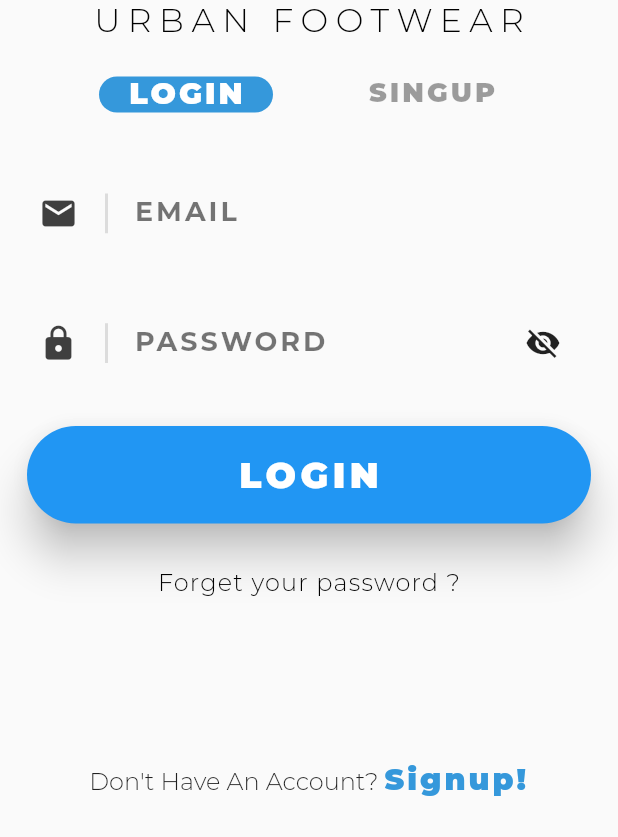
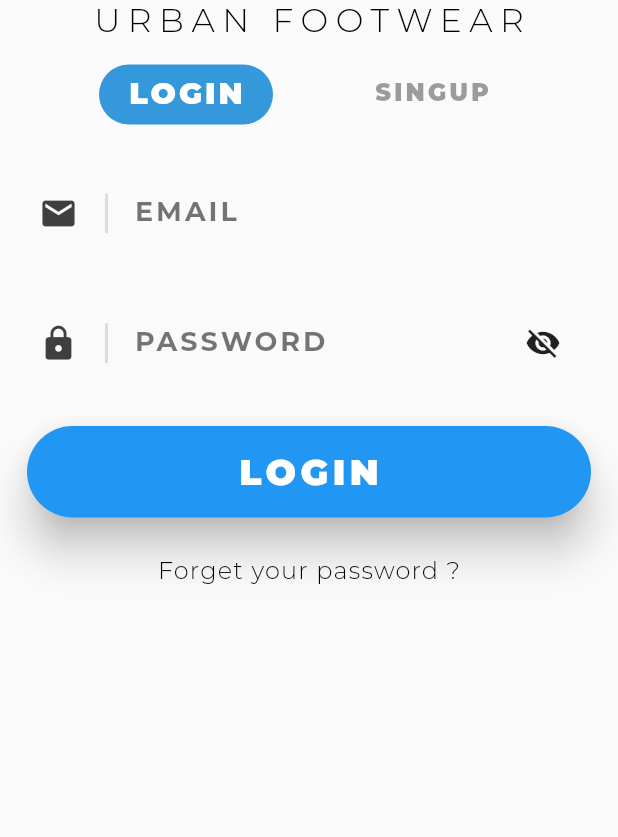
Before and after one commit to mayurnile/twostep, a Flutter app: the screen it shows after launch, on a phone screen of 412 x 824 dp, the part 399-1236 px from its top. Run offline on Flutter 3.47's test engine with Material 2 defaults, Android fonts, the phone set to English and light mode, and no system bars; our stand-ins replace flutter_staggered_animations, palette_generator; missing offline and left inert: flare_splash_screen; project files that could hold a hidden picture were left out.

```diff
--- a/lib/providers/page_view_holder.dart
+++ b/lib/providers/page_view_holder.dart
@@ -1,12 +1,11 @@
 import 'package:flutter/foundation.dart';
 
 class PageViewHolder extends ChangeNotifier {
-
   double value;
 
-  PageViewHolder({this.value});
+  PageViewHolder({required this.value});
 
-  void setValue(newValue){
+  void setValue(newValue) {
     this.value = newValue;
     notifyListeners();
   }
--- a/lib/screens/login_screen.dart
+++ b/lib/screens/login_screen.dart
@@ -13,10 +13,10 @@ class LoginScreen extends StatefulWidget {
 class _LoginScreenState extends State<LoginScreen>
     with SingleTickerProviderStateMixin {
   final GlobalKey<FormState> _formKey = GlobalKey<FormState>();
-  TabController _tabController;
+  late TabController _tabController;
 
-  Size screenSize;
-  TextTheme textTheme;
+  late Size screenSize;
+  late TextTheme textTheme;
 
   @override
   void initState() {
@@ -76,8 +76,8 @@ class _LoginScreenState extends State<LoginScreen>
                 child: TabBar(
                   controller: _tabController,
                   labelStyle: textTheme.subtitle2,
-                  unselectedLabelStyle: textTheme.subtitle2.copyWith(
-                    fontSize: 18.0,
+                  unselectedLabelStyle: textTheme.subtitle2!.copyWith(
+                    fontSize: 16.0,
                   ),
                   labelColor: Colors.white,
                   unselectedLabelColor: Colors.black38,
@@ -87,7 +87,7 @@ class _LoginScreenState extends State<LoginScreen>
                   ),
                   indicatorPadding: const EdgeInsets.symmetric(
                     horizontal: 24.0,
-                    vertical: 12.0,
+                    vertical: 4.0,
                   ),
                   indicatorSize: TabBarIndicatorSize.tab,
                   tabs: <Widget>[
@@ -152,11 +152,18 @@ class _LoginScreenState extends State<LoginScreen>
               //login button
               Padding(
                 padding: const EdgeInsets.symmetric(vertical: 12.0),
-                child: RaisedButton(
+                child: ElevatedButton(
                   onPressed: () {
-                    Navigator.of(context).pushReplacementNamed(Routes.HOME_SCREEN);
+                    Navigator.of(context)
+                        .pushReplacementNamed(Routes.HOME_SCREEN);
                   },
-                  elevation: 12.0,
+                  style: ElevatedButton.styleFrom(
+                    elevation: 12.0,
+                    shape: RoundedRectangleBorder(
+                      borderRadius: BorderRadius.circular(32.0),
+                    ),
+                    padding: const EdgeInsets.symmetric(vertical: 16.0),
+                  ),
                   child: Text(
                     'LOGIN',
                     style: textTheme.button,
@@ -164,43 +171,16 @@ class _LoginScreenState extends State<LoginScreen>
                 ),
               ),
               //forget password button
-              FlatButton(
+              TextButton(
                 onPressed: () {},
                 child: Text(
                   'Forget your password ?',
-                  style: textTheme.subtitle1.copyWith(
+                  style: textTheme.subtitle1!.copyWith(
                     letterSpacing: 0.8,
                     fontSize: 16.0,
                   ),
                 ),
               ),
-              //adopt left over space
-              SizedBox(height: screenSize.height * 0.11),
-              //signup option
-              Align(
-                alignment: Alignment.bottomCenter,
-                child: InkWell(
-                  onTap: () {
-                    _tabController.animateTo(1);
-                  },
-                  child: RichText(
-                    text: TextSpan(
-                      text: 'Don\'t Have An Account? ',
-                      style: textTheme.bodyText1,
-                      children: [
-                        TextSpan(
-                          text: 'Signup!',
-                          style: textTheme.subtitle2.copyWith(
-                            color: Theme.of(context).primaryColor,
-                          ),
-                        ),
-                      ],
-                    ),
-                  ),
-                ),
-              ),
-              //spacing
-              SizedBox(height: 12.0),
             ],
           ),
         ),
@@ -248,41 +228,21 @@ class _LoginScreenState extends State<LoginScreen>
               //login button
               Padding(
                 padding: const EdgeInsets.symmetric(vertical: 12.0),
-                child: RaisedButton(
+                child: ElevatedButton(
                   onPressed: () {},
-                  elevation: 12.0,
+                  style: ElevatedButton.styleFrom(
+                    elevation: 12.0,
+                    shape: RoundedRectangleBorder(
+                      borderRadius: BorderRadius.circular(32.0),
+                    ),
+                    padding: const EdgeInsets.symmetric(vertical: 16.0),
+                  ),
                   child: Text(
                     'SIGNUP',
                     style: textTheme.button,
                   ),
                 ),
               ),
-              //adopt left over space
-              SizedBox(height: screenSize.height * 0.08),
-              //signup option
-              Center(
-                child: InkWell(
-                  onTap: () {
-                    _tabController.animateTo(0);
-                  },
-                  child: RichText(
-                    text: TextSpan(
-                      text: 'Already Have An Account? ',
-                      style: textTheme.bodyText1,
-                      children: [
-                        TextSpan(
-                          text: 'Login!',
-                          style: textTheme.subtitle2.copyWith(
-                            color: Theme.of(context).primaryColor,
-                          ),
-                        ),
-                      ],
-                    ),
-                  ),
-                ),
-              ),
-              //spacing
-              SizedBox(height: 12.0),
             ],
           ),
         ),
--- a/lib/widgets/input_field.dart
+++ b/lib/widgets/input_field.dart
@@ -5,14 +5,14 @@ class InputField extends StatefulWidget {
   final IconData icon;
   final bool obscureText;
   final bool isSuffix;
-  final Function onSaved;
-  final Function validator;
+  final Function(String?)? onSaved;
+  final String? Function(String?)? validator;
 
   InputField({
-    @required this.label,
-    @required this.icon,
-    @required this.obscureText,
-    @required this.isSuffix,
+    required this.label,
+    required this.icon,
+    required this.obscureText,
+    required this.isSuffix,
     this.onSaved,
     this.validator,
   });
@@ -22,7 +22,7 @@ class InputField extends StatefulWidget {
 }
 
 class _InputFieldState extends State<InputField> {
-  bool obscureText;
+  late bool obscureText;
 
   @override
   void initState() {
@@ -32,7 +32,6 @@ class _InputFieldState extends State<InputField> {
 
   @override
   Widget build(BuildContext context) {
-    // final Size screenSize = MediaQuery.of(context).size;
     final TextTheme textTheme = Theme.of(context).textTheme;
 
     return Padding(
@@ -67,7 +66,7 @@ class _InputFieldState extends State<InputField> {
                 obscureText: obscureText,
                 decoration: InputDecoration(
                   labelText: widget.label,
-                  labelStyle: textTheme.headline4.copyWith(
+                  labelStyle: textTheme.headline4!.copyWith(
                     fontSize: 18.0,
                   ),
                   border: InputBorder.none,
--- a/lib/widgets/size_widget.dart
+++ b/lib/widgets/size_widget.dart
@@ -4,7 +4,7 @@ class SizeWidget extends StatelessWidget {
   final String size;
   final bool isActive;
 
-  SizeWidget({this.size, this.isActive});
+  SizeWidget({required this.size, required this.isActive});
 
   @override
   Widget build(BuildContext context) {
@@ -27,7 +27,7 @@ class SizeWidget extends StatelessWidget {
         size,
         style: Theme.of(context)
             .textTheme
-            .button
+            .button!
             .copyWith(color: isActive ? Colors.white : Colors.black),
       ),
     );
```
Also changed, not shown: lib/models/shoe.dart (+4 -6 lines), lib/screens/home_screen.dart (+6 -5 lines), lib/screens/shoe_details_screen.dart (+8 -8 lines), lib/widgets/new_arrivals.dart (+4 -4 lines), lib/widgets/shoe_widget.dart (+6 -25 lines), pubspec.yaml (+8 -47 lines), pubspec.lock.
